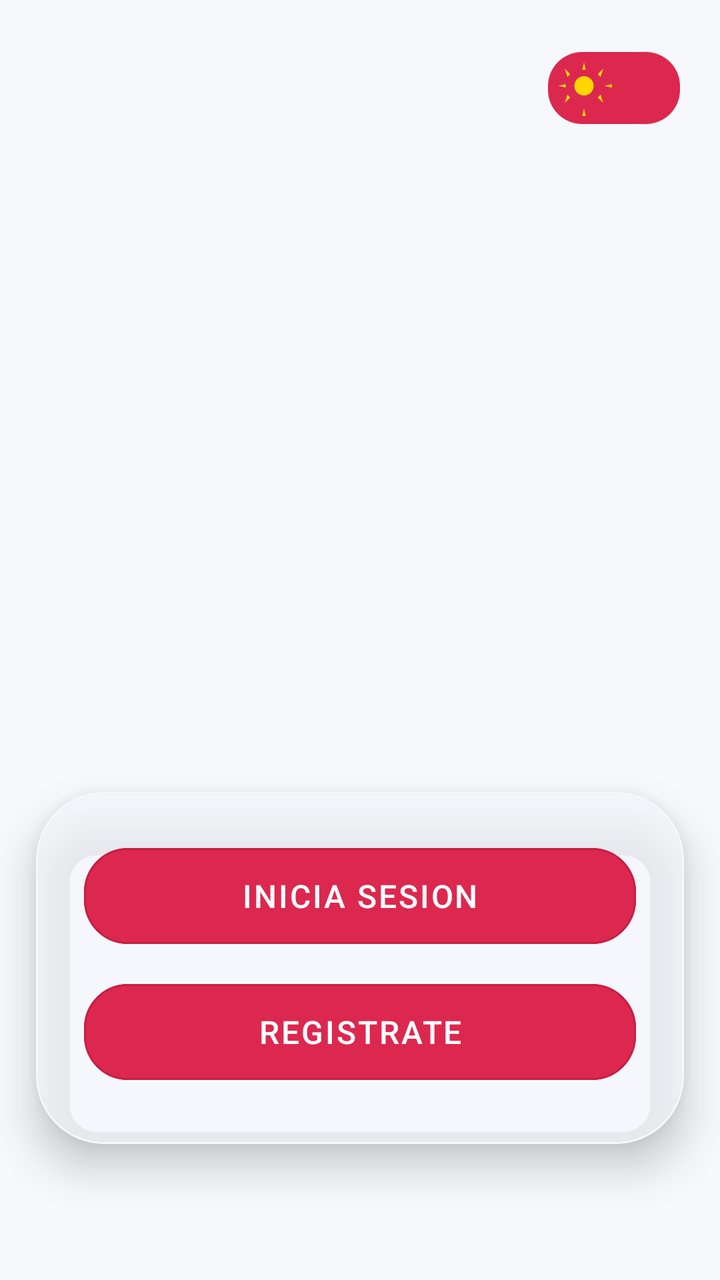
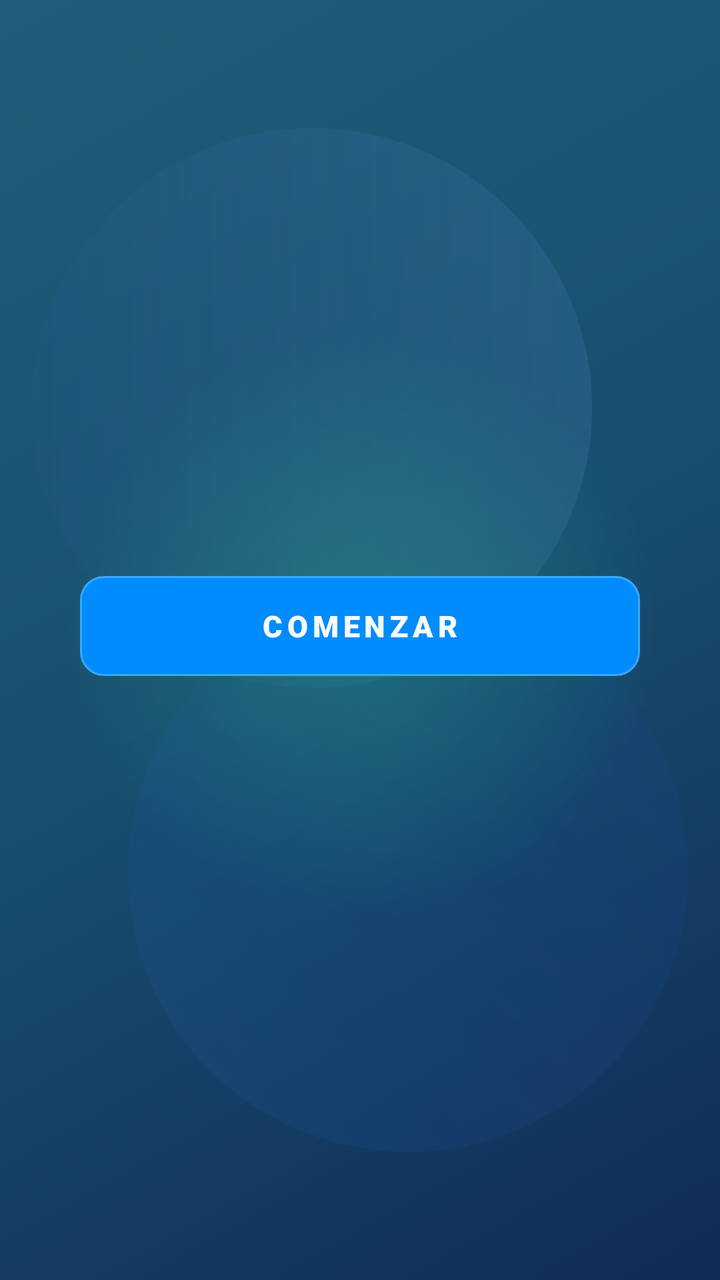

Two renders of the same Android screen: before a commit and after it. Below are the layout's source before the change and the commit's diff.
<!-- AndroidManifest.xml: application theme Theme.Aura -->
<!-- res/layout/pantalla_inicio.xml -->
<?xml version="1.0" encoding="utf-8"?>
<RelativeLayout xmlns:android="http://schemas.android.com/apk/res/android"
    xmlns:app="http://schemas.android.com/apk/res-auto"
    xmlns:tools="http://schemas.android.com/tools"
    android:id="@+id/main"
    android:layout_width="match_parent"
    android:layout_height="match_parent"
    tools:context=".pantalla_inicio">

    <ImageView
        android:id="@+id/ivFondoGif"
        android:layout_width="match_parent"
        android:layout_height="match_parent"
        android:contentDescription="@null"
        android:scaleType="centerCrop" />

    <View
        android:layout_width="match_parent"
        android:layout_height="match_parent"
        android:background="@color/aura_overlay" />

    <LinearLayout
        android:id="@+id/topPanel"
        android:layout_width="match_parent"
        android:layout_height="wrap_content"
        android:layout_alignParentTop="true"
        android:layout_marginStart="20dp"
        android:layout_marginTop="26dp"
        android:layout_marginEnd="20dp"
        android:gravity="end"
        android:orientation="horizontal">

        <FrameLayout
            android:id="@+id/layoutThemeToggle"
            android:layout_width="66dp"
            android:layout_height="36dp"
            android:background="@drawable/toggle_track_day"
            android:clickable="true"
            android:focusable="true"
            android:padding="1dp">

            <ImageView
                android:id="@+id/ivThumbToggle"
                android:layout_width="28dp"
                android:layout_height="28dp"
                android:layout_gravity="start|center_vertical"
                android:layout_marginStart="3dp"
                android:contentDescription="@null"
                android:scaleType="fitCenter"
                android:src="@drawable/ic_sun" />

        </FrameLayout>
    </LinearLayout>

    <TextSwitcher
        android:id="@+id/textSwitcherFrase"
        android:layout_width="match_parent"
        android:layout_height="wrap_content"
        android:layout_below="@id/topPanel"
        android:layout_centerHorizontal="true"
        android:layout_marginStart="28dp"
        android:layout_marginTop="100dp"
        android:layout_marginEnd="28dp"
        android:clipChildren="false"
        android:clipToPadding="false"
        android:gravity="center_horizontal" />

    <com.google.android.material.card.MaterialCardView
        android:id="@+id/cardView"
        android:layout_width="match_parent"
        android:layout_height="wrap_content"
        android:layout_alignParentBottom="true"
        android:layout_marginStart="18dp"
        android:layout_marginTop="24dp"
        android:layout_marginEnd="18dp"
        android:layout_marginBottom="68dp"
        app:cardBackgroundColor="#AEF7F8FC"
        app:cardCornerRadius="34dp"
        app:cardElevation="12dp"
        app:strokeColor="@color/aura_card_bg"
        app:strokeWidth="1dp">

        <LinearLayout
            android:layout_width="match_parent"
            android:layout_height="wrap_content"
            android:orientation="vertical"
            android:paddingStart="24dp"
            android:paddingTop="24dp"
            android:paddingEnd="24dp"
            android:paddingBottom="28dp">

            <com.google.android.material.button.MaterialButton
                android:id="@+id/btnInicio"
                android:layout_width="match_parent"
                android:layout_height="56dp"
                android:layout_marginBottom="12dp"
                android:fontFamily="sans-serif-medium"
                android:letterSpacing="0.06"
                android:text="INICIA SESION"
                android:textAllCaps="true"
                android:textColor="@color/white"
                android:textSize="16sp"
                app:backgroundTint="@color/aura_btn_fill"
                app:cornerRadius="22dp"
                app:strokeColor="@color/aura_btn_stroke"
                app:strokeWidth="1dp" />

            <com.google.android.material.button.MaterialButton
                android:id="@+id/btnRegistro"
                android:layout_width="match_parent"
                android:layout_height="56dp"
                android:fontFamily="sans-serif-medium"
                android:letterSpacing="0.06"
                android:text="REGISTRATE"
                android:textAllCaps="true"
                android:textColor="@color/white"
                android:textSize="16sp"
                app:backgroundTint="@color/aura_btn_fill"
                app:cornerRadius="22dp"
                app:strokeColor="@color/aura_btn_stroke"
                app:strokeWidth="1dp" />
        </LinearLayout>
    </com.google.android.material.card.MaterialCardView>

</RelativeLayout>
<!-- resources referenced by this layout -->
<resources>
  <color name="aura_btn_fill">#DC284F</color>
  <color name="aura_btn_stroke">#C61F44</color>
  <color name="aura_card_bg">#F7F8FC</color>
  <color name="aura_overlay">#00000000</color>
  <color name="white">#FFFFFFFF</color>
  <!-- drawable ic_sun (drawable) -->
  <?xml version="1.0" encoding="utf-8"?>
  <vector xmlns:android="http://schemas.android.com/apk/res/android"
      android:width="26dp"
      android:height="26dp"
      android:viewportWidth="26"
      android:viewportHeight="26">
      
      <path
          android:fillColor="#FFD600"
          android:pathData="M13,7.5 C10.515,7.5 8.5,9.515 8.5,12 C8.5,14.485 10.515,16.5 13,16.5
                            C15.485,16.5 17.5,14.485 17.5,12 C17.5,9.515 15.485,7.5 13,7.5 Z" />
      
      <path
          android:fillColor="#FFD600"
          android:pathData="M13,1 L13.8,4.5 L12.2,4.5 Z
                            M13,22.5 L13.8,26 L12.2,26 Z
                            M1,12 L4.5,12.8 L4.5,11.2 Z
                            M22.5,12 L26,12.8 L26,11.2 Z
                            M4.1,4.1 L6.6,6.6 L5.3,7.9 Z
                            M21.9,4.1 L19.4,6.6 L20.7,7.9 Z
                            M4.1,19.9 L6.6,17.4 L5.3,16.1 Z
                            M21.9,19.9 L19.4,17.4 L20.7,16.1 Z" />
  </vector>
  <!-- drawable toggle_track_day (drawable) -->
  <?xml version="1.0" encoding="utf-8"?>
  <shape xmlns:android="http://schemas.android.com/apk/res/android"
      android:shape="rectangle">
      <corners android:radius="17dp" />
      <solid android:color="#DC284F" />
  </shape>
  <style name="Theme.Aura" parent="Base.Theme.Aura" />
  <style name="Base.Theme.Aura" parent="Theme.Material3.DayNight.NoActionBar">
          <item name="colorPrimary">@color/aura_btn_fill</item>
          <item name="colorOnPrimary">@color/white</item>
          <item name="android:windowBackground">@color/aura_card_bg</item>
      </style>
</resources>

<!-- the commit's change to res/layout/pantalla_inicio.xml (unified diff, before → after) -->
@@ -5,121 +5,89 @@
     android:id="@+id/main"
     android:layout_width="match_parent"
     android:layout_height="match_parent"
+    android:background="@drawable/bg_inicio_gradient"
+    android:clipChildren="false"
+    android:clipToPadding="false"
     tools:context=".pantalla_inicio">
 
     <ImageView
         android:id="@+id/ivFondoGif"
         android:layout_width="match_parent"
         android:layout_height="match_parent"
+        android:alpha="0.09"
         android:contentDescription="@null"
         android:scaleType="centerCrop" />
 
     <View
-        android:layout_width="match_parent"
-        android:layout_height="match_parent"
-        android:background="@color/aura_overlay" />
+        android:id="@+id/blobTopRight"
+        android:layout_width="280dp"
+        android:layout_height="280dp"
+        android:layout_alignParentTop="true"
+        android:layout_alignParentEnd="true"
+        android:layout_marginTop="64dp"
+        android:layout_marginEnd="64dp"
+        android:background="@drawable/bg_inicio_blob_top" />
 
-    <LinearLayout
-        android:id="@+id/topPanel"
-        android:layout_width="match_parent"
-        android:layout_height="wrap_content"
-        android:layout_alignParentTop="true"
-        android:layout_marginStart="20dp"
-        android:layout_marginTop="26dp"
-        android:layout_marginEnd="20dp"
-        android:gravity="end"
-        android:orientation="horizontal">
-
-        <FrameLayout
-            android:id="@+id/layoutThemeToggle"
-            android:layout_width="66dp"
-            android:layout_height="36dp"
-            android:background="@drawable/toggle_track_day"
-            android:clickable="true"
-            android:focusable="true"
-            android:padding="1dp">
-
-            <ImageView
-                android:id="@+id/ivThumbToggle"
-                android:layout_width="28dp"
-                android:layout_height="28dp"
-                android:layout_gravity="start|center_vertical"
-                android:layout_marginStart="3dp"
-                android:contentDescription="@null"
-                android:scaleType="fitCenter"
-                android:src="@drawable/ic_sun" />
-
-        </FrameLayout>
-    </LinearLayout>
+    <View
+        android:id="@+id/blobBottomLeft"
+        android:layout_width="280dp"
+        android:layout_height="280dp"
+        android:layout_alignParentStart="true"
+        android:layout_alignParentBottom="true"
+        android:layout_marginStart="64dp"
+        android:layout_marginBottom="64dp"
+        android:background="@drawable/bg_inicio_blob_bottom" />
 
     <TextSwitcher
         android:id="@+id/textSwitcherFrase"
         android:layout_width="match_parent"
         android:layout_height="wrap_content"
-        android:layout_below="@id/topPanel"
-        android:layout_centerHorizontal="true"
-        android:layout_marginStart="28dp"
+        android:layout_alignParentTop="true"
+        android:layout_marginStart="24dp"
         android:layout_marginTop="100dp"
-        android:layout_marginEnd="28dp"
+        android:layout_marginEnd="24dp"
         android:clipChildren="false"
         android:clipToPadding="false"
-        android:gravity="center_horizontal" />
+        android:gravity="center" />
 
-    <com.google.android.material.card.MaterialCardView
-        android:id="@+id/cardView"
-        android:layout_width="match_parent"
+    <FrameLayout
+        android:id="@+id/containerComenzar"
+        android:layout_width="wrap_content"
         android:layout_height="wrap_content"
+        android:layout_centerHorizontal="true"
         android:layout_alignParentBottom="true"
-        android:layout_marginStart="18dp"
-        android:layout_marginTop="24dp"
-        android:layout_marginEnd="18dp"
-        android:layout_marginBottom="68dp"
-        app:cardBackgroundColor="#AEF7F8FC"
-        app:cardCornerRadius="34dp"
-        app:cardElevation="12dp"
-        app:strokeColor="@color/aura_card_bg"
-        app:strokeWidth="1dp">
+        android:layout_marginBottom="158dp"
+        android:clipChildren="false"
+        android:clipToPadding="false">
 
-        <LinearLayout
-            android:layout_width="match_parent"
-            android:layout_height="wrap_content"
-            android:orientation="vertical"
-            android:paddingStart="24dp"
-            android:paddingTop="24dp"
-            android:paddingEnd="24dp"
-            android:paddingBottom="28dp">
+        <View
+            android:id="@+id/viewGlowComenzar"
+            android:layout_width="300dp"
+            android:layout_height="338dp"
+            android:layout_gravity="center"
+            android:alpha="0.40"
+            android:background="@drawable/glow_teal" />
 
-            <com.google.android.material.button.MaterialButton
-                android:id="@+id/btnInicio"
-                android:layout_width="match_parent"
-                android:layout_height="56dp"
-                android:layout_marginBottom="12dp"
-                android:fontFamily="sans-serif-medium"
-                android:letterSpacing="0.06"
-                android:text="INICIA SESION"
-                android:textAllCaps="true"
-                android:textColor="@color/white"
-                android:textSize="16sp"
-                app:backgroundTint="@color/aura_btn_fill"
-                app:cornerRadius="22dp"
-                app:strokeColor="@color/aura_btn_stroke"
-                app:strokeWidth="1dp" />
+        <com.google.android.material.button.MaterialButton
 
-            <com.google.android.material.button.MaterialButton
-                android:id="@+id/btnRegistro"
-                android:layout_width="match_parent"
-                android:layout_height="56dp"
-                android:fontFamily="sans-serif-medium"
-                android:letterSpacing="0.06"
-                android:text="REGISTRATE"
-                android:textAllCaps="true"
-                android:textColor="@color/white"
-                android:textSize="16sp"
-                app:backgroundTint="@color/aura_btn_fill"
-                app:cornerRadius="22dp"
-                app:strokeColor="@color/aura_btn_stroke"
-                app:strokeWidth="1dp" />
-        </LinearLayout>
-    </com.google.android.material.card.MaterialCardView>
+
+            android:id="@+id/btnInicio"
+            android:layout_width="280dp"
+            android:layout_height="58dp"
+            android:layout_gravity="center"
+            android:fontFamily="sans-serif-black"
+            android:letterSpacing="0.15"
+            android:text="COMENZAR"
+            android:textAllCaps="true"
+            android:textColor="@color/inicio_text_primary"
+            android:textSize="15sp"
+            android:elevation="10dp"
+            app:backgroundTint="@color/inicio_btn_bg"
+            app:cornerRadius="12dp"
+            app:rippleColor="@color/inicio_btn_ripple"
+            app:strokeColor="@color/inicio_btn_stroke"
+            app:strokeWidth="1dp" />
+
+    </FrameLayout>
 
 </RelativeLayout>
<!-- resource entries referenced after the edit -->
@@ -1,42 +1,63 @@
 <!-- resources referenced by this layout -->
 <resources>
+  <color name="inicio_btn_bg">#008CFF</color>
+  <color name="inicio_btn_ripple">#66BCE4FF</color>
+  <color name="inicio_btn_stroke">#4DBCE4FF</color>
+  <color name="inicio_text_primary">#F8FFFFFF</color>
+  <!-- drawable bg_inicio_blob_bottom (drawable) -->
+  <?xml version="1.0" encoding="utf-8"?>
+  <shape xmlns:android="http://schemas.android.com/apk/res/android" android:shape="oval">
+      <gradient
+          android:angle="45"
+      android:startColor="@color/inicio_blob_bottom_start"
+      android:endColor="@color/inicio_blob_bottom_end"
+          android:type="linear" />
+  </shape>
+  <!-- drawable bg_inicio_blob_top (drawable) -->
+  <?xml version="1.0" encoding="utf-8"?>
+  <shape xmlns:android="http://schemas.android.com/apk/res/android" android:shape="oval">
+      <gradient
+          android:angle="180"
+      android:startColor="@color/inicio_blob_top_start"
+      android:endColor="@color/inicio_blob_top_end"
+          android:type="linear" />
+  </shape>
+  <!-- drawable bg_inicio_gradient (drawable) -->
+  <?xml version="1.0" encoding="utf-8"?>
+  <shape xmlns:android="http://schemas.android.com/apk/res/android" android:shape="rectangle">
+      <gradient
+          android:angle="315"
+      android:startColor="@color/inicio_bg_start"
+      android:centerColor="@color/inicio_bg_center"
+      android:endColor="@color/inicio_bg_end"
+          android:type="linear" />
+  </shape>
+  <!-- drawable glow_teal (drawable) -->
+  ﻿<?xml version="1.0" encoding="utf-8"?>
+  
+  <shape xmlns:android="http://schemas.android.com/apk/res/android"
+      android:shape="oval">
+      <gradient
+          android:type="radial"
+          android:gradientRadius="50%"
+      android:startColor="@color/inicio_glow_start"
+      android:centerColor="@color/inicio_glow_center"
+      android:endColor="@color/inicio_glow_end" />
+  </shape>
   <color name="aura_btn_fill">#DC284F</color>
-  <color name="aura_btn_stroke">#C61F44</color>
   <color name="aura_card_bg">#F7F8FC</color>
-  <color name="aura_overlay">#00000000</color>
   <color name="white">#FFFFFFFF</color>
-  <!-- drawable ic_sun (drawable) -->
-  <?xml version="1.0" encoding="utf-8"?>
-  <vector xmlns:android="http://schemas.android.com/apk/res/android"
-      android:width="26dp"
-      android:height="26dp"
-      android:viewportWidth="26"
-      android:viewportHeight="26">
-      
-      <path
-          android:fillColor="#FFD600"
-          android:pathData="M13,7.5 C10.515,7.5 8.5,9.515 8.5,12 C8.5,14.485 10.515,16.5 13,16.5
-                            C15.485,16.5 17.5,14.485 17.5,12 C17.5,9.515 15.485,7.5 13,7.5 Z" />
-      
-      <path
-          android:fillColor="#FFD600"
-          android:pathData="M13,1 L13.8,4.5 L12.2,4.5 Z
-                            M13,22.5 L13.8,26 L12.2,26 Z
-                            M1,12 L4.5,12.8 L4.5,11.2 Z
-                            M22.5,12 L26,12.8 L26,11.2 Z
-                            M4.1,4.1 L6.6,6.6 L5.3,7.9 Z
-                            M21.9,4.1 L19.4,6.6 L20.7,7.9 Z
-                            M4.1,19.9 L6.6,17.4 L5.3,16.1 Z
-                            M21.9,19.9 L19.4,17.4 L20.7,16.1 Z" />
-  </vector>
-  <!-- drawable toggle_track_day (drawable) -->
-  <?xml version="1.0" encoding="utf-8"?>
-  <shape xmlns:android="http://schemas.android.com/apk/res/android"
-      android:shape="rectangle">
-      <corners android:radius="17dp" />
-      <solid android:color="#DC284F" />
-  </shape>
   <style name="Theme.Aura" parent="Base.Theme.Aura" />
+  <color name="inicio_blob_bottom_start">#2D1D5AA8</color>
+  <color name="inicio_blob_bottom_end">#1F123F8A</color>
+  <color name="inicio_blob_top_start">#334F86B8</color>
+  <color name="inicio_blob_top_end">#102E5BA8</color>
+  <color name="inicio_bg_start">#215D7A</color>
+  <color name="inicio_bg_center">#184E70</color>
+  <color name="inicio_bg_end">#102B56</color>
+  <color name="inicio_glow_start">#9934D399</color>
+  <color name="inicio_glow_center">#5534D399</color>
+  <color name="inicio_glow_end">#0034D399</color>
   <style name="Base.Theme.Aura" parent="Theme.Material3.DayNight.NoActionBar">
           <item name="colorPrimary">@color/aura_btn_fill</item>
           <item name="colorOnPrimary">@color/white</item>
